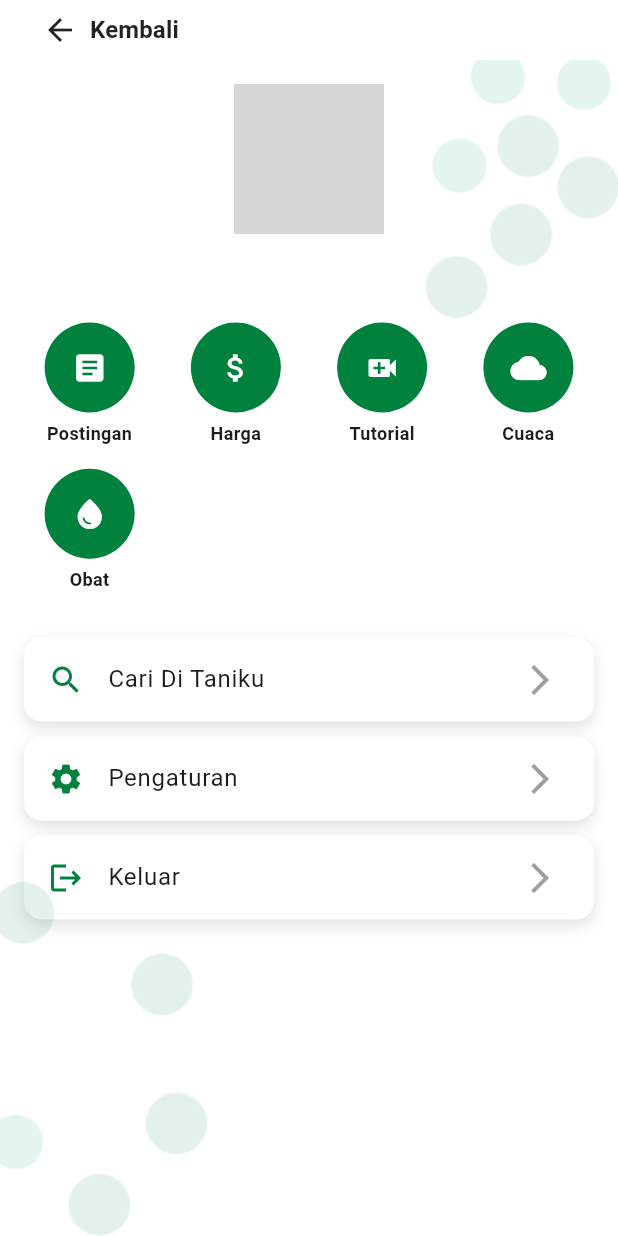
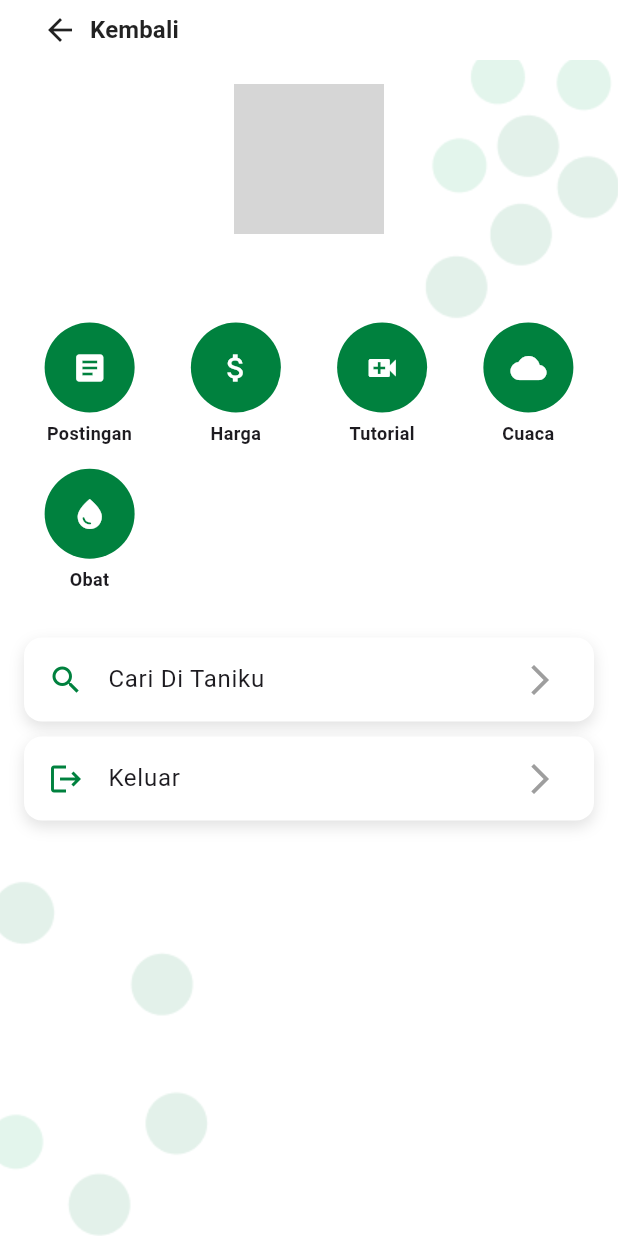
Before and after one commit to Nndittoo/TANIKU, a Flutter app: the ProfilePage screen opened directly, on a phone screen of 412 x 824 dp. Run offline on Flutter 3.47's test engine with Material 3 defaults, Android fonts, the phone set to English and light mode, and no system bars; our stand-ins replace firebase_auth, firebase_core, flick_video_player, geolocator, google_sign_in, video_player; accounts and stored records are empty; network calls fail; grey boxes are pictures that could not be loaded.

Commit message:
final final final

```diff
--- a/lib/page/marketprice_detail.dart
+++ b/lib/page/marketprice_detail.dart
@@ -448,6 +448,10 @@ class _MarketPriceDetailPageState extends State<MarketPriceDetailPage> {
                   width: 129,
                   height: 116,
                   fit: BoxFit.cover,
+                  errorBuilder: (context, error, stackTrace) {
+                    return const Icon(Icons.error,
+                        color: Colors.black, size: 50);
+                  },
                 ),
               ),
               const SizedBox(width: 10),
--- a/lib/page/profil.dart
+++ b/lib/page/profil.dart
@@ -199,11 +199,11 @@ class _ProfilePageState extends State<ProfilePage> {
         "onPressed": () => Navigator.push(context,
             MaterialPageRoute(builder: (context) => const SearchPage()))
       },
-      {
-        "icon": Icons.settings,
-        "label": "Pengaturan",
-        "onPressed": () => {},
-      },
+      // {
+      //   "icon": Icons.settings,
+      //   "label": "Pengaturan",
+      //   "onPressed": () => {},
+      // },
       {
         "icon": Icons.logout,
         "label": "Keluar",
--- a/lib/page/tutorial_detail.dart
+++ b/lib/page/tutorial_detail.dart
@@ -109,11 +109,7 @@ class _TutorialDetailPageState extends State<TutorialDetailPage> {
                 //  Center(child: Text('Gagal memuat video: $_errorMessage'))
                 const Center(child: Text('Gagal memuat video'))
                 : _flickManager.flickVideoManager?.isVideoInitialized == true
-                    ? AspectRatio(
-                        aspectRatio:
-                            16 / 10, // Mengatur aspek rasio menjadi 16:10
-                        child: FlickVideoPlayer(flickManager: _flickManager),
-                      )
+                    ? FlickVideoPlayer(flickManager: _flickManager)
                     : const Center(child: CircularProgressIndicator()),
             const SizedBox(height: 10),
             Container(
```
Also changed, not shown: lib/page/home.dart (+6 -13 lines), asset/img/imgobat.png (added), asset/img/inbox.png (deleted), asset/img/profil.jpg (deleted).
